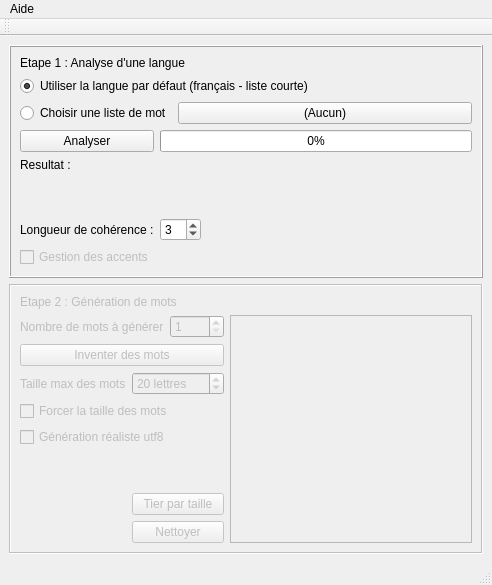
Sayanel01/GeMot, file mainwindow.ui: the form before one commit.
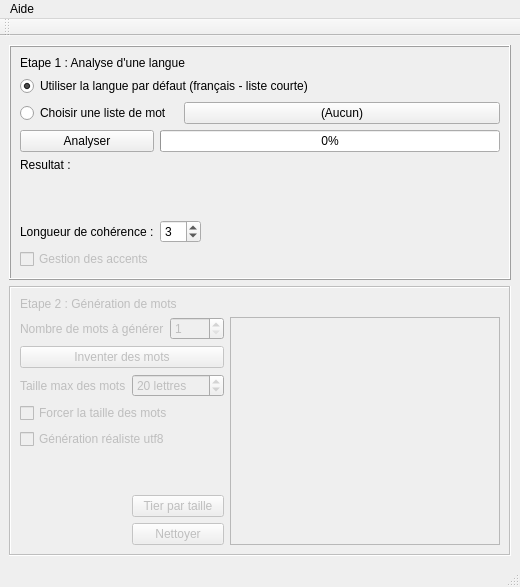
The form after the commit.

Commit message: Refonte fenêtre principale -- pas fini - ne compile pas

```diff
--- a/mainwindow.ui
+++ b/mainwindow.ui
@@ -6,8 +6,8 @@
    <rect>
     <x>0</x>
     <y>0</y>
-    <width>492</width>
-    <height>585</height>
+    <width>520</width>
+    <height>587</height>
    </rect>
   </property>
   <property name="windowTitle">
@@ -294,7 +294,7 @@
     <rect>
      <x>0</x>
      <y>0</y>
-     <width>492</width>
+     <width>520</width>
      <height>27</height>
     </rect>
    </property>
```
The commit also changes 5 other files.
